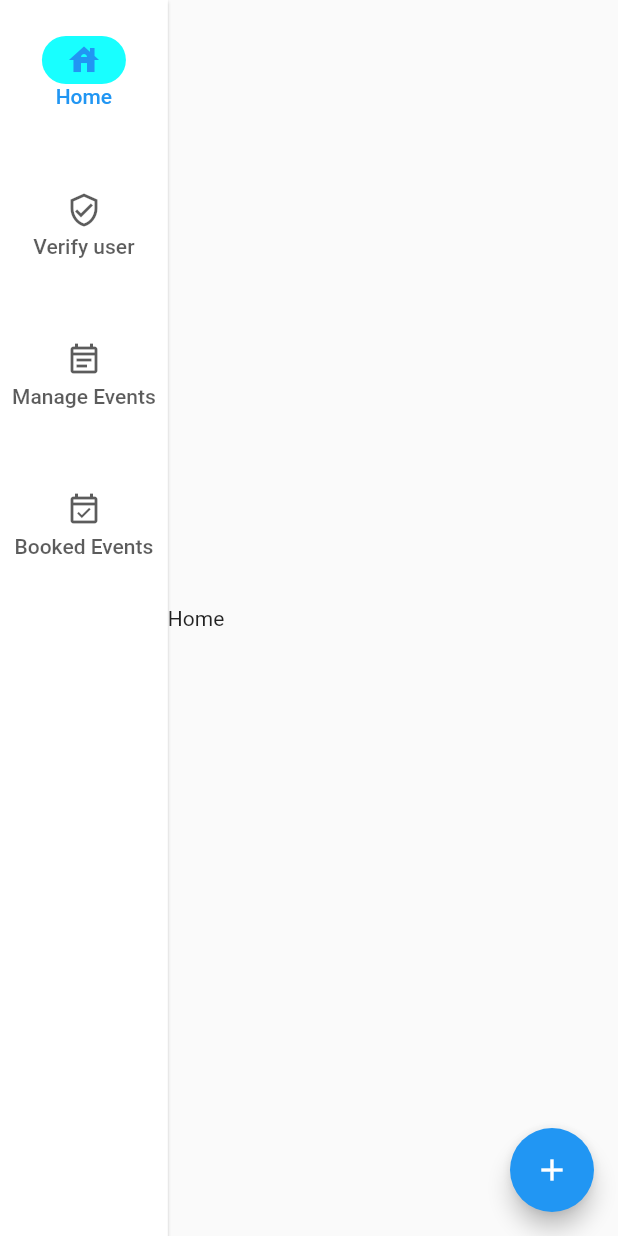
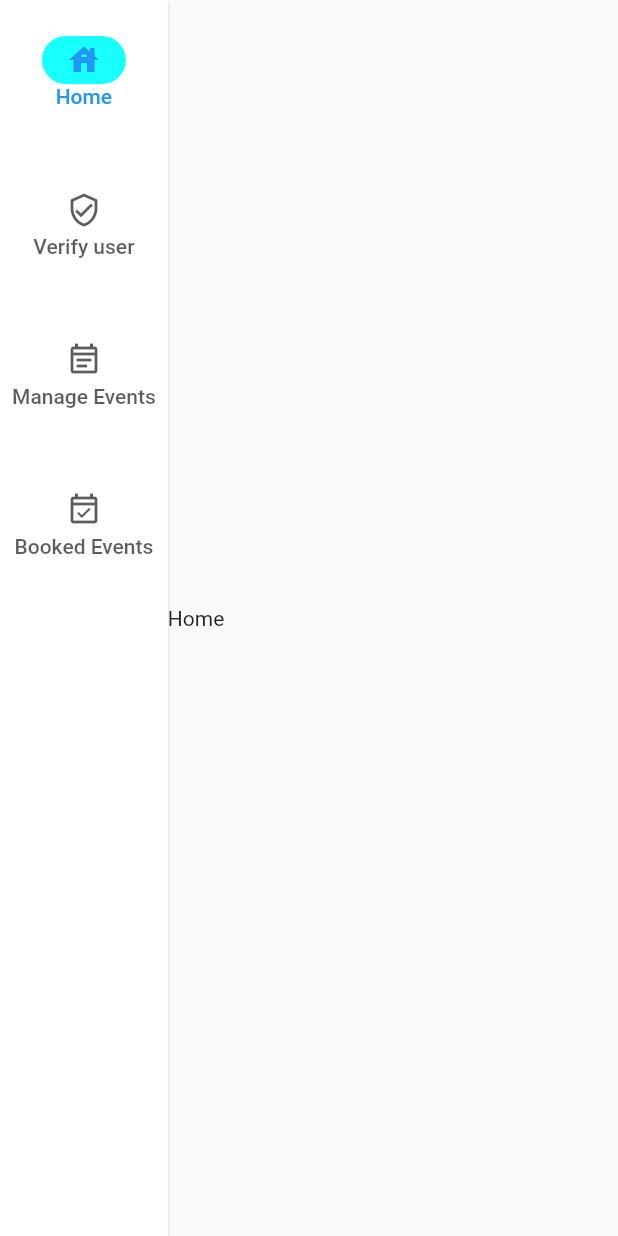
Before and after one commit to njogubless/webdashboard, a Flutter app: the screen it shows after launch, on a phone screen of 412 x 824 dp. Run offline on Flutter 3.47's test engine with Material 2 defaults, Android fonts, the phone set to English and light mode, and no system bars; our stand-ins replace cloud_firestore, firebase_core; accounts and stored records are empty.

Commit message:
Remove floating button

```diff
--- a/lib/sections/home_page.dart
+++ b/lib/sections/home_page.dart
@@ -75,11 +75,6 @@ class _MyHomePageState extends State<MyHomePage> {
           _showSection(_selectedIndex),
         ],
       ),
-      floatingActionButton: FloatingActionButton(
-        onPressed: () {},
-        tooltip: 'Increment',
-        child: const Icon(Icons.add),
-      ),
     );
   }
 }
```
